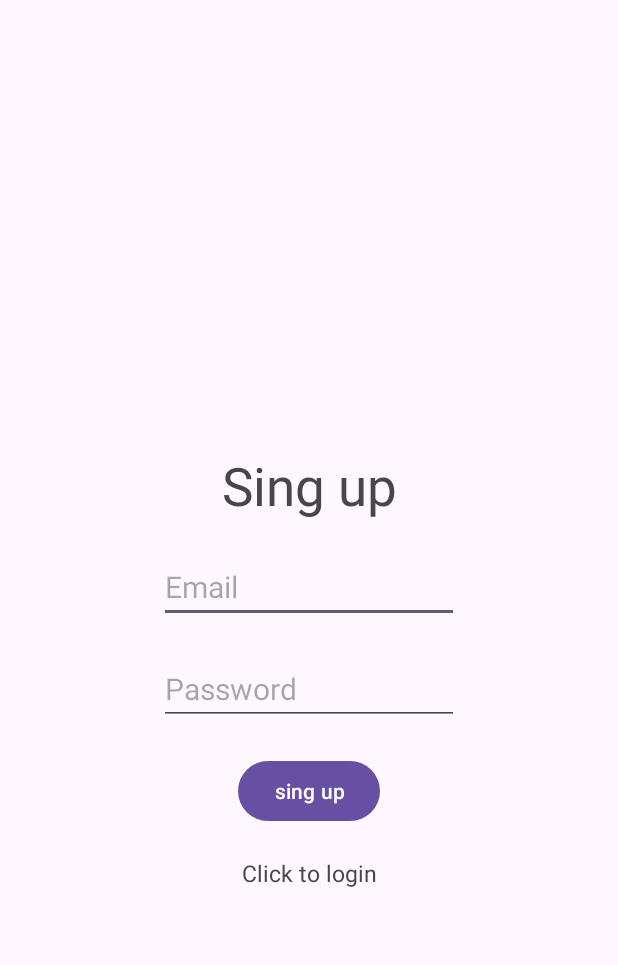
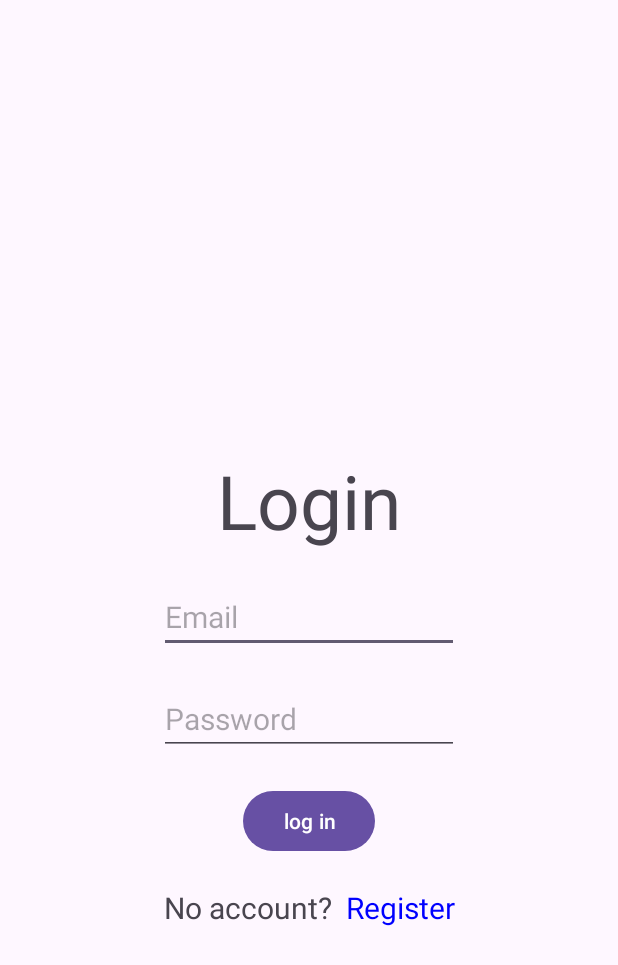
Before and after one commit to NorayrZalyan/VersaApp, an Android app: the screen it shows after launch (RegisterActivity before the commit, LoginActivity after it), on a phone screen of 412 x 824 dp. Shown: the top 965 px of the screen. Run offline under Robolectric (Android 15) with nearby library versions, the phone set to English and light mode, and no system bars; our stand-ins replace Firebase (no records; nobody signed in at launch, a user with empty details on screens opened directly).

Commit message:
2 commit

```diff
--- a/app/src/main/java/com/example/versa/LoginActivity.java
+++ b/app/src/main/java/com/example/versa/LoginActivity.java
@@ -1,6 +1,9 @@
 package com.example.versa;
 
+import android.content.Intent;
 import android.os.Bundle;
+import android.view.View;
+import android.widget.TextView;
 
 import androidx.activity.EdgeToEdge;
 import androidx.appcompat.app.AppCompatActivity;
@@ -10,15 +13,22 @@ import androidx.core.view.WindowInsetsCompat;
 
 public class LoginActivity extends AppCompatActivity {
 
+    TextView go_to_register;
+
     @Override
     protected void onCreate(Bundle savedInstanceState) {
         super.onCreate(savedInstanceState);
         EdgeToEdge.enable(this);
         setContentView(R.layout.activity_login);
-        ViewCompat.setOnApplyWindowInsetsListener(findViewById(R.id.main), (v, insets) -> {
-            Insets systemBars = insets.getInsets(WindowInsetsCompat.Type.systemBars());
-            v.setPadding(systemBars.left, systemBars.top, systemBars.right, systemBars.bottom);
-            return insets;
+
+        go_to_register = findViewById(R.id.go_to_register);
+
+        go_to_register.setOnClickListener(new View.OnClickListener() {
+            @Override
+            public void onClick(View v) {
+                startActivity(new Intent(LoginActivity.this, RegisterActivity.class));
+            }
         });
+
     }
 }
--- a/app/src/main/java/com/example/versa/MainActivity.java
+++ b/app/src/main/java/com/example/versa/MainActivity.java
@@ -26,13 +26,14 @@ public class MainActivity extends AppCompatActivity {
         mAuth = FirebaseAuth.getInstance();
         FirebaseUser currentUser = mAuth.getCurrentUser();
         if(currentUser == null){
-            startActivity(new Intent(MainActivity.this, RegisterActivity.class));
+            startActivity(new Intent(MainActivity.this, LoginActivity.class));
         }
         logut = findViewById(R.id.log_out);
         logut.setOnClickListener(new View.OnClickListener() {
             @Override
             public void onClick(View v) {
                 FirebaseAuth.getInstance().signOut();
+                startActivity(new Intent(MainActivity.this, LoginActivity.class));
             }
         });
 
--- a/app/src/main/java/com/example/versa/RegisterActivity.java
+++ b/app/src/main/java/com/example/versa/RegisterActivity.java
@@ -2,11 +2,13 @@ package com.example.versa;
 
 import static android.content.ContentValues.TAG;
 
+import android.content.Intent;
 import android.os.Bundle;
 import android.util.Log;
 import android.view.View;
 import android.widget.Button;
 import android.widget.EditText;
+import android.widget.TextView;
 import android.widget.Toast;
 
 import androidx.activity.EdgeToEdge;
@@ -24,7 +26,8 @@ import com.google.firebase.auth.FirebaseUser;
 
 public class RegisterActivity extends AppCompatActivity {
     EditText email, password;
-    Button singup;
+    TextView go_to_login;
+    Button signup;
     FirebaseAuth mAuth;
     @Override
     protected void onCreate(Bundle savedInstanceState) {
@@ -36,9 +39,20 @@ public class RegisterActivity extends AppCompatActivity {
 
         email = findViewById(R.id.emailEt);
         password = findViewById(R.id.passwordEt);
-        singup = findViewById(R.id.singupBt);
+        signup = findViewById(R.id.signupBt);
+        go_to_login = findViewById(R.id.go_to_login);
 
-        singup.setOnClickListener(new View.OnClickListener() {
+
+
+        go_to_login.setOnClickListener(new        View.OnClickListener() {
+            @Override
+            public void onClick(View v) {
+                startActivity(new Intent(RegisterActivity.this, LoginActivity.class));
+            }
+        });
+
+
+        signup.setOnClickListener(new View.OnClickListener() {
             @Override
             public void onClick(View v) {
                 String emailText = String.valueOf(email.getText());
@@ -55,6 +69,7 @@ public class RegisterActivity extends AppCompatActivity {
                                 if (task.isSuccessful()) {
                                     Toast.makeText(RegisterActivity.this, "Authentication.",
                                             Toast.LENGTH_SHORT).show();
+                                    startActivity(new Intent(RegisterActivity.this, MainActivity.class));
                                 } else {
                                     // If sign in fails, display a message to the user.
                                     Log.w(TAG, "createUserWithEmail:failure", task.getException());
--- a/app/src/main/res/layout/activity_login.xml
+++ b/app/src/main/res/layout/activity_login.xml
@@ -50,4 +50,35 @@
         android:text="log in"
         android:layout_marginTop="20dp"
         />
+
+    <LinearLayout
+        android:layout_width="wrap_content"
+        android:layout_height="wrap_content"
+        android:orientation="horizontal"
+        app:layout_constraintStart_toStartOf="parent"
+        app:layout_constraintEnd_toEndOf="parent"
+        app:layout_constraintTop_toBottomOf="@+id/loginBt"
+        android:layout_marginTop="20dp"
+        tools:layout_editor_absoluteX="1dp"
+        tools:layout_editor_absoluteY="572dp">
+
+        <TextView
+            android:id="@+id/No_accountTv"
+            android:layout_width="wrap_content"
+            android:layout_height="wrap_content"
+            android:text="No account?  "
+            android:textSize="20dp"
+            />
+        <TextView
+            android:id="@+id/go_to_register"
+            android:layout_width="wrap_content"
+            android:layout_height="wrap_content"
+            android:text="Register"
+            android:textSize="20dp"
+            android:textColor="@color/blue"
+            />
+
+    </LinearLayout>
+
+
 </androidx.constraintlayout.widget.ConstraintLayout>
--- a/app/src/main/res/layout/activity_main.xml
+++ b/app/src/main/res/layout/activity_main.xml
@@ -20,11 +20,11 @@
         android:id="@+id/log_out"
         android:layout_width="wrap_content"
         android:layout_height="wrap_content"
-        android:layout_marginBottom="284dp"
+        android:layout_marginBottom="296dp"
         android:text="Button"
         app:layout_constraintBottom_toBottomOf="parent"
         app:layout_constraintEnd_toEndOf="parent"
-        app:layout_constraintHorizontal_bias="0.482"
+        app:layout_constraintHorizontal_bias="0.498"
         app:layout_constraintStart_toStartOf="parent" />
 
 </androidx.constraintlayout.widget.ConstraintLayout>
--- a/app/src/main/res/layout/activity_register.xml
+++ b/app/src/main/res/layout/activity_register.xml
@@ -8,11 +8,11 @@
     tools:context=".RegisterActivity">
 
     <TextView
-        android:id="@+id/singupTv"
+        android:id="@+id/signupTv"
         android:layout_width="wrap_content"
         android:layout_height="wrap_content"
         android:layout_marginTop="300dp"
-        android:text="Sing up"
+        android:text="Sign up"
         android:textSize="35dp"
         app:layout_constraintEnd_toEndOf="parent"
         app:layout_constraintStart_toStartOf="parent"
@@ -28,7 +28,7 @@
         android:textSize="20dp"
         app:layout_constraintEnd_toEndOf="parent"
         app:layout_constraintStart_toStartOf="parent"
-        app:layout_constraintTop_toBottomOf="@id/singupTv" />
+        app:layout_constraintTop_toBottomOf="@id/signupTv" />
 
     <EditText
         android:id="@+id/passwordEt"
@@ -41,25 +41,43 @@
         app:layout_constraintStart_toStartOf="parent"
         app:layout_constraintTop_toBottomOf="@id/emailEt" />
     <Button
-        android:id="@+id/singupBt"
+        android:id="@+id/signupBt"
         android:layout_width="wrap_content"
         android:layout_height="wrap_content"
         app:layout_constraintTop_toBottomOf="@+id/passwordEt"
         app:layout_constraintStart_toStartOf="parent"
         app:layout_constraintEnd_toEndOf="parent"
-        android:text="sing up"
+        android:text="Sign up"
         android:layout_marginTop="20dp"
         />
 
-    <TextView
-        android:id="@+id/go_to_login"
+
+    <LinearLayout
         android:layout_width="wrap_content"
         android:layout_height="wrap_content"
-        android:text="Click to login"
-        android:textSize="15dp"
+        android:orientation="horizontal"
+        app:layout_constraintStart_toStartOf="parent"
+        app:layout_constraintEnd_toEndOf="parent"
+        app:layout_constraintTop_toBottomOf="@+id/signupBt"
         android:layout_marginTop="20dp"
-        app:layout_constraintEnd_toEndOf="parent"
-        app:layout_constraintStart_toStartOf="parent"
-        app:layout_constraintTop_toBottomOf="@id/singupBt" />
+        tools:layout_editor_absoluteX="1dp"
+        tools:layout_editor_absoluteY="572dp">
 
+        <TextView
+            android:id="@+id/No_accountTv"
+            android:layout_width="wrap_content"
+            android:layout_height="wrap_content"
+            android:text="Have an account?  "
+            android:textSize="20dp"
+            />
+        <TextView
+            android:id="@+id/go_to_login"
+            android:layout_width="wrap_content"
+            android:layout_height="wrap_content"
+            android:text="login"
+            android:textSize="20dp"
+            android:textColor="@color/blue"
+            />
+
+    </LinearLayout>
 </androidx.constraintlayout.widget.ConstraintLayout>
--- a/app/src/main/res/values/colors.xml
+++ b/app/src/main/res/values/colors.xml
@@ -2,4 +2,5 @@
 <resources>
     <color name="black">#FF000000</color>
     <color name="white">#FFFFFFFF</color>
+    <color name="blue">#FF0000FF</color>"
 </resources>
```
